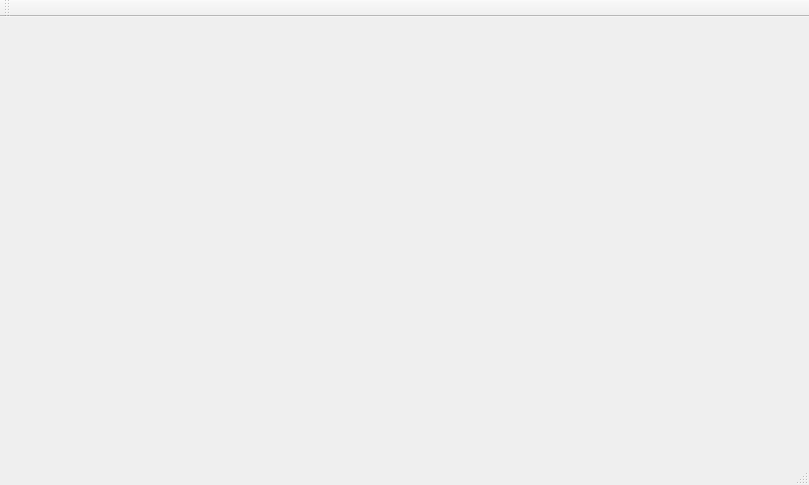
claranobre/project_disk, file GerenciadorDeDisco/mainwindow.ui: the form before one commit.
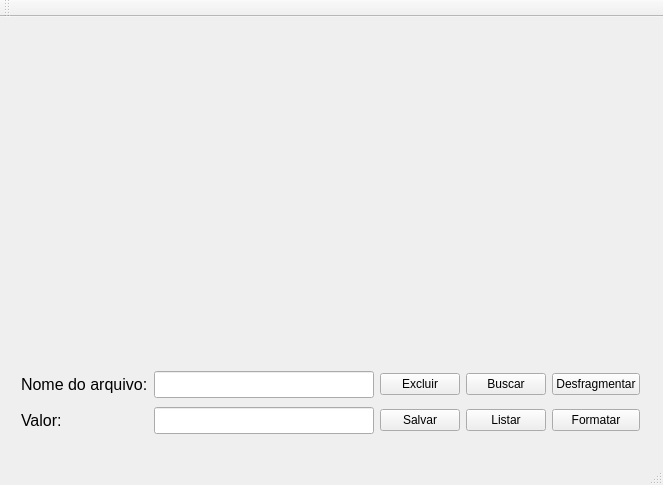
The form after the commit.

Commit message: atualização de interface

Diff of the .ui file:
```diff
--- a/GerenciadorDeDisco/mainwindow.ui
+++ b/GerenciadorDeDisco/mainwindow.ui
@@ -6,14 +6,124 @@
    <rect>
     <x>0</x>
     <y>0</y>
-    <width>809</width>
+    <width>663</width>
     <height>485</height>
    </rect>
   </property>
   <property name="windowTitle">
    <string>MainWindow</string>
   </property>
-  <widget class="QWidget" name="centralWidget"/>
+  <widget class="QWidget" name="centralWidget">
+   <widget class="QWidget" name="layoutWidget">
+    <property name="geometry">
+     <rect>
+      <x>10</x>
+      <y>340</y>
+      <width>641</width>
+      <height>91</height>
+     </rect>
+    </property>
+    <layout class="QGridLayout" name="gridLayout">
+     <item row="0" column="0">
+      <widget class="QLabel" name="label">
+       <property name="font">
+        <font>
+         <pointsize>12</pointsize>
+        </font>
+       </property>
+       <property name="text">
+        <string>Nome do arquivo:</string>
+       </property>
+      </widget>
+     </item>
+     <item row="0" column="1">
+      <widget class="QLineEdit" name="lineEdit">
+       <property name="font">
+        <font>
+         <pointsize>12</pointsize>
+        </font>
+       </property>
+      </widget>
+     </item>
+     <item row="0" column="2">
+      <widget class="QPushButton" name="pushButton_3">
+       <property name="text">
+        <string>Excluir</string>
+       </property>
+      </widget>
+     </item>
+     <item row="0" column="4">
+      <widget class="QPushButton" name="pushButton_5">
+       <property name="text">
+        <string>Desfragmentar</string>
+       </property>
+      </widget>
+     </item>
+     <item row="1" column="0">
+      <widget class="QLabel" name="label_2">
+       <property name="font">
+        <font>
+         <pointsize>12</pointsize>
+        </font>
+       </property>
+       <property name="text">
+        <string>Valor:</string>
+       </property>
+      </widget>
+     </item>
+     <item row="1" column="1">
+      <widget class="QLineEdit" name="lineEdit_2">
+       <property name="font">
+        <font>
+         <pointsize>12</pointsize>
+        </font>
+       </property>
+      </widget>
+     </item>
+     <item row="1" column="2">
+      <widget class="QPushButton" name="pushButton">
+       <property name="text">
+        <string>Salvar</string>
+       </property>
+      </widget>
+     </item>
+     <item row="1" column="3">
+      <widget class="QPushButton" name="pushButton_4">
+       <property name="text">
+        <string>Listar</string>
+       </property>
+      </widget>
+     </item>
+     <item row="1" column="4">
+      <widget class="QPushButton" name="pushButton_2">
+       <property name="text">
+        <string>Formatar</string>
+       </property>
+      </widget>
+     </item>
+     <item row="0" column="3">
+      <widget class="QPushButton" name="pushButton_6">
+       <property name="text">
+        <string>Buscar</string>
+       </property>
+      </widget>
+     </item>
+    </layout>
+   </widget>
+   <widget class="QLabel" name="grafico">
+    <property name="geometry">
+     <rect>
+      <x>30</x>
+      <y>30</y>
+      <width>47</width>
+      <height>13</height>
+     </rect>
+    </property>
+    <property name="text">
+     <string/>
+    </property>
+   </widget>
+  </widget>
   <widget class="QMenuBar" name="menuBar">
    <property name="geometry">
     <rect>
```
Left out of the diff: 2 changed lines with no effect on the pictures. The commit also changes 6 other files.
